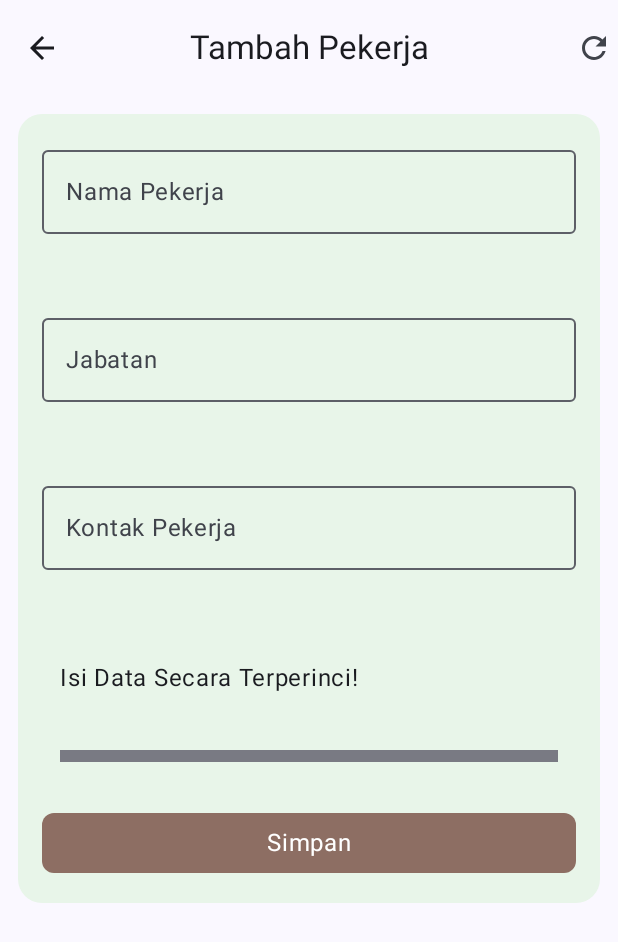
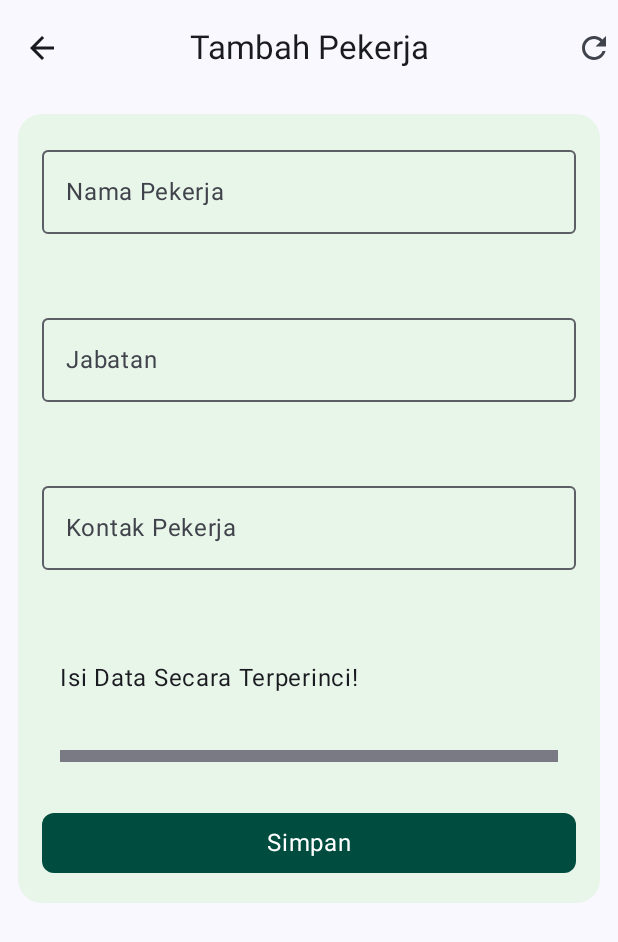
Before and after one commit to veresoora/A10_0016, an Android app built with Jetpack Compose: the EntryPkrjScreen screen opened through its navigation route, on a phone screen of 412 x 824 dp. Shown: the top 942 px of the screen. Run offline under Robolectric (Android 15) with nearby library versions, the phone set to English and light mode, and no system bars; libraries missing offline, so code that uses them is left out: com.jakewharton.retrofit2.

Commit message:
mengubah warna di DetailPekerjaView.kt dan InsertPekerjaView.kt

```diff
--- a/app/src/main/java/com/nadia/ucpakhir/ui/pekerja/view/DetailPekerjaView.kt
+++ b/app/src/main/java/com/nadia/ucpakhir/ui/pekerja/view/DetailPekerjaView.kt
@@ -124,7 +124,7 @@ fun ComponentDetailPkrj(
             text = "$judul : ",
             fontSize = 20.sp,
             fontWeight = FontWeight.Bold,
-            color = Color(0xFF8D6E63)
+            color = Color(0xFF004D40)
         )
         Text(
             text = isinya,
--- a/app/src/main/java/com/nadia/ucpakhir/ui/pekerja/view/InsertPekerjaView.kt
+++ b/app/src/main/java/com/nadia/ucpakhir/ui/pekerja/view/InsertPekerjaView.kt
@@ -101,7 +101,7 @@ fun EntryBodyPekerja(
         Button (
             onClick = onSaveClick,
             shape = RoundedCornerShape(8.dp),
-            colors = ButtonDefaults.buttonColors(containerColor = Color(0xFF8D6E63)),
+            colors = ButtonDefaults.buttonColors(containerColor = Color(0xFF004D40)),
             modifier = Modifier.fillMaxWidth()
         ){
             Text(text = "Simpan",
@@ -133,8 +133,8 @@ fun FormInputPekerja(
             modifier = Modifier.fillMaxWidth(),
             singleLine = true,
             colors = TextFieldDefaults.outlinedTextFieldColors(
-                focusedBorderColor = Color(0xFF8D6E63),
-                cursorColor = Color(0xFF8D6E63)
+                focusedBorderColor = Color(0xFF388E3C),
+                cursorColor = Color(0xFF388E3C)
             )
         )
         Text(
@@ -150,8 +150,8 @@ fun FormInputPekerja(
             modifier = Modifier.fillMaxWidth(),
             singleLine = true,
             colors = TextFieldDefaults.outlinedTextFieldColors(
-                focusedBorderColor = Color(0xFF8D6E63),
-                cursorColor = Color(0xFF8D6E63)
+                focusedBorderColor = Color(0xFF388E3C),
+                cursorColor = Color(0xFF388E3C)
             )
         )
         Text(
@@ -165,8 +165,8 @@ fun FormInputPekerja(
             isError = errorState.kontakPekerja != null,
             modifier = Modifier.fillMaxWidth(),
             colors = TextFieldDefaults.outlinedTextFieldColors(
-                focusedBorderColor = Color(0xFF8D6E63),
-                cursorColor = Color(0xFF8D6E63)
+                focusedBorderColor = Color(0xFF388E3C),
+                cursorColor = Color(0xFF388E3C)
             )
         )
         Text(
```
